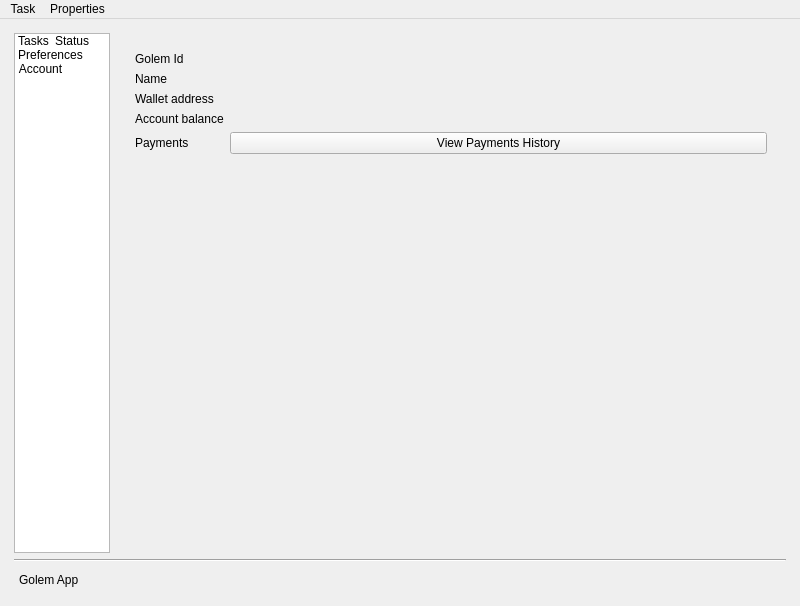
golemfactory/clay, file gnr/ui/AppMainWindow.ui: the form before one commit.
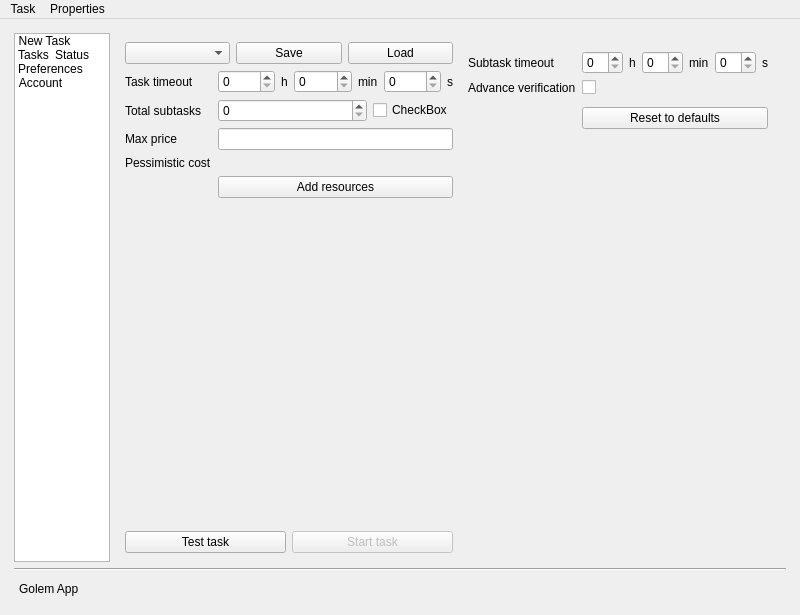
The form after the commit. The open tabs and pages were chosen to show the change. Icons and pictures are not drawn. Custom widgets are drawn as their Qt base class.

Commit message: new task and some resizing

Patch:
```diff
--- a/gnr/ui/AppMainWindow.ui
+++ b/gnr/ui/AppMainWindow.ui
@@ -7,7 +7,7 @@
     <x>0</x>
     <y>0</y>
     <width>800</width>
-    <height>606</height>
+    <height>615</height>
    </rect>
   </property>
   <property name="sizePolicy">
@@ -16,6 +16,12 @@
     <verstretch>0</verstretch>
    </sizepolicy>
   </property>
+  <property name="minimumSize">
+   <size>
+    <width>0</width>
+    <height>0</height>
+   </size>
+  </property>
   <property name="windowTitle">
    <string>Golem App</string>
   </property>
@@ -72,6 +78,15 @@
           <property name="selectionRectVisible">
            <bool>false</bool>
           </property>
+          <item>
+           <property name="text">
+            <string>New Task</string>
+           </property>
+           <property name="icon">
+            <iconset>
+             <normaloff>img/new.png</normaloff>img/new.png</iconset>
+           </property>
+          </item>
           <item>
            <property name="text">
             <string>Tasks</string>
@@ -148,6 +163,297 @@
           <property name="currentIndex">
            <number>1</number>
           </property>
+          <widget class="QWidget" name="newTaskPage">
+           <layout class="QGridLayout" name="gridLayout_12">
+            <item row="0" column="0">
+             <layout class="QHBoxLayout" name="horizontalLayout_16">
+              <item>
+               <layout class="QVBoxLayout" name="verticalLayout_5">
+                <item>
+                 <layout class="QHBoxLayout" name="horizontalLayout_17">
+                  <item>
+                   <widget class="QComboBox" name="rendererComboBox">
+                    <property name="sizePolicy">
+                     <sizepolicy hsizetype="Preferred" vsizetype="Maximum">
+                      <horstretch>0</horstretch>
+                      <verstretch>0</verstretch>
+                     </sizepolicy>
+                    </property>
+                   </widget>
+                  </item>
+                  <item>
+                   <widget class="QPushButton" name="saveButton">
+                    <property name="text">
+                     <string>Save</string>
+                    </property>
+                   </widget>
+                  </item>
+                  <item>
+                   <widget class="QPushButton" name="pushButton_4">
+                    <property name="text">
+                     <string>Load</string>
+                    </property>
+                   </widget>
+                  </item>
+                 </layout>
+                </item>
+                <item>
+                 <layout class="QGridLayout" name="taskSpecificLayout"/>
+                </item>
+                <item>
+                 <layout class="QFormLayout" name="formLayout_7">
+                  <property name="fieldGrowthPolicy">
+                   <enum>QFormLayout::AllNonFixedFieldsGrow</enum>
+                  </property>
+                  <item row="2" column="0">
+                   <widget class="QLabel" name="label_46">
+                    <property name="text">
+                     <string>Task timeout</string>
+                    </property>
+                   </widget>
+                  </item>
+                  <item row="2" column="1">
+                   <layout class="QHBoxLayout" name="horizontalLayout_18">
+                    <item>
+                     <widget class="QSpinBox" name="fullTaskTimeoutHourSpinBox"/>
+                    </item>
+                    <item>
+                     <widget class="QLabel" name="label_48">
+                      <property name="sizePolicy">
+                       <sizepolicy hsizetype="Maximum" vsizetype="Preferred">
+                        <horstretch>0</horstretch>
+                        <verstretch>0</verstretch>
+                       </sizepolicy>
+                      </property>
+                      <property name="text">
+                       <string>h</string>
+                      </property>
+                     </widget>
+                    </item>
+                    <item>
+                     <widget class="QSpinBox" name="fullTaskTimeoutMinSpinBox">
+                      <property name="sizePolicy">
+                       <sizepolicy hsizetype="Minimum" vsizetype="Fixed">
+                        <horstretch>0</horstretch>
+                        <verstretch>0</verstretch>
+                       </sizepolicy>
+                      </property>
+                     </widget>
+                    </item>
+                    <item>
+                     <widget class="QLabel" name="label_49">
+                      <property name="sizePolicy">
+                       <sizepolicy hsizetype="Maximum" vsizetype="Preferred">
+                        <horstretch>0</horstretch>
+                        <verstretch>0</verstretch>
+                       </sizepolicy>
+                      </property>
+                      <property name="text">
+                       <string>min</string>
+                      </property>
+                     </widget>
+                    </item>
+                    <item>
+                     <widget class="QSpinBox" name="fullTaskTimeoutSecSpinBox"/>
+                    </item>
+                    <item>
+                     <widget class="QLabel" name="label_50">
+                      <property name="sizePolicy">
+                       <sizepolicy hsizetype="Maximum" vsizetype="Preferred">
+                        <horstretch>0</horstretch>
+                        <verstretch>0</verstretch>
+                       </sizepolicy>
+                      </property>
+                      <property name="text">
+                       <string>s</string>
+                      </property>
+                     </widget>
+                    </item>
+                   </layout>
+                  </item>
+                  <item row="3" column="0">
+                   <widget class="QLabel" name="label_55">
+                    <property name="text">
+                     <string>Total subtasks</string>
+                    </property>
+                   </widget>
+                  </item>
+                  <item row="3" column="1">
+                   <layout class="QHBoxLayout" name="horizontalLayout_20">
+                    <item>
+                     <widget class="QSpinBox" name="totalSpinBox"/>
+                    </item>
+                    <item>
+                     <widget class="QCheckBox" name="optimizeTotalCheckBox">
+                      <property name="sizePolicy">
+                       <sizepolicy hsizetype="Maximum" vsizetype="Fixed">
+                        <horstretch>0</horstretch>
+                        <verstretch>0</verstretch>
+                       </sizepolicy>
+                      </property>
+                      <property name="text">
+                       <string>CheckBox</string>
+                      </property>
+                     </widget>
+                    </item>
+                   </layout>
+                  </item>
+                  <item row="4" column="0">
+                   <widget class="QLabel" name="label_56">
+                    <property name="text">
+                     <string>Max price</string>
+                    </property>
+                   </widget>
+                  </item>
+                  <item row="4" column="1">
+                   <widget class="QLineEdit" name="lineEdit"/>
+                  </item>
+                  <item row="5" column="0">
+                   <widget class="QLabel" name="label_57">
+                    <property name="text">
+                     <string>Pessimistic cost</string>
+                    </property>
+                   </widget>
+                  </item>
+                  <item row="5" column="1">
+                   <widget class="QLabel" name="label_58">
+                    <property name="text">
+                     <string/>
+                    </property>
+                   </widget>
+                  </item>
+                  <item row="6" column="1">
+                   <widget class="QPushButton" name="addResourceButton">
+                    <property name="text">
+                     <string>Add resources</string>
+                    </property>
+                   </widget>
+                  </item>
+                 </layout>
+                </item>
+               </layout>
+              </item>
+             </layout>
+            </item>
+            <item row="1" column="0">
+             <layout class="QHBoxLayout" name="horizontalLayout_21">
+              <item>
+               <widget class="QPushButton" name="testTaskButton">
+                <property name="text">
+                 <string>Test task</string>
+                </property>
+               </widget>
+              </item>
+              <item>
+               <widget class="QPushButton" name="finishButton">
+                <property name="enabled">
+                 <bool>false</bool>
+                </property>
+                <property name="text">
+                 <string>Start task</string>
+                </property>
+               </widget>
+              </item>
+             </layout>
+            </item>
+            <item row="0" column="1">
+             <widget class="QWidget" name="advanceNewTaskWidget" native="true">
+              <layout class="QGridLayout" name="gridLayout_14">
+               <item row="0" column="0">
+                <layout class="QFormLayout" name="formLayout_8">
+                 <property name="fieldGrowthPolicy">
+                  <enum>QFormLayout::AllNonFixedFieldsGrow</enum>
+                 </property>
+                 <item row="0" column="0">
+                  <widget class="QLabel" name="label_51">
+                   <property name="text">
+                    <string>Subtask timeout</string>
+                   </property>
+                  </widget>
+                 </item>
+                 <item row="0" column="1">
+                  <layout class="QHBoxLayout" name="horizontalLayout_19">
+                   <item>
+                    <widget class="QSpinBox" name="subtaskTimeoutHourSpinBox"/>
+                   </item>
+                   <item>
+                    <widget class="QLabel" name="label_52">
+                     <property name="sizePolicy">
+                      <sizepolicy hsizetype="Maximum" vsizetype="Preferred">
+                       <horstretch>0</horstretch>
+                       <verstretch>0</verstretch>
+                      </sizepolicy>
+                     </property>
+                     <property name="text">
+                      <string>h</string>
+                     </property>
+                    </widget>
+                   </item>
+                   <item>
+                    <widget class="QSpinBox" name="subtaskTimeoutMinSpinBox"/>
+                   </item>
+                   <item>
+                    <widget class="QLabel" name="label_53">
+                     <property name="sizePolicy">
+                      <sizepolicy hsizetype="Maximum" vsizetype="Preferred">
+                       <horstretch>0</horstretch>
+                       <verstretch>0</verstretch>
+                      </sizepolicy>
+                     </property>
+                     <property name="text">
+                      <string>min</string>
+                     </property>
+                    </widget>
+                   </item>
+                   <item>
+                    <widget class="QSpinBox" name="subtaskTimeoutSecSpinBox"/>
+                   </item>
+                   <item>
+                    <widget class="QLabel" name="label_54">
+                     <property name="sizePolicy">
+                      <sizepolicy hsizetype="Maximum" vsizetype="Preferred">
+                       <horstretch>0</horstretch>
+                       <verstretch>0</verstretch>
+                      </sizepolicy>
+                     </property>
+                     <property name="text">
+                      <string>s</string>
+                     </property>
+                    </widget>
+                   </item>
+                  </layout>
+                 </item>
+                 <item row="1" column="1">
+                  <widget class="QCheckBox" name="advanceVerificationCheckBox">
+                   <property name="text">
+                    <string/>
+                   </property>
+                  </widget>
+                 </item>
+                 <item row="1" column="0">
+                  <widget class="QLabel" name="label_59">
+                   <property name="text">
+                    <string>Advance verification</string>
+                   </property>
+                  </widget>
+                 </item>
+                 <item row="2" column="1">
+                  <widget class="QWidget" name="advancVerificationWidget" native="true"/>
+                 </item>
+                 <item row="3" column="1">
+                  <widget class="QPushButton" name="resetToDefaultButton">
+                   <property name="text">
+                    <string>Reset to defaults</string>
+                   </property>
+                  </widget>
+                 </item>
+                </layout>
+               </item>
+              </layout>
+             </widget>
+            </item>
+           </layout>
+          </widget>
           <widget class="QWidget" name="taskPage">
            <property name="layoutDirection">
             <enum>Qt::LeftToRight</enum>
@@ -1453,19 +1759,6 @@
                 </property>
                </widget>
               </item>
-              <item row="0" column="1">
-               <widget class="QLabel" name="golemIdLabel">
-                <property name="text">
-                 <string/>
-                </property>
-                <property name="wordWrap">
-                 <bool>true</bool>
-                </property>
-                <property name="textInteractionFlags">
-                 <set>Qt::LinksAccessibleByKeyboard|Qt::LinksAccessibleByMouse|Qt::TextBrowserInteraction|Qt::TextSelectableByKeyboard|Qt::TextSelectableByMouse</set>
-                </property>
-               </widget>
-              </item>
               <item row="1" column="0">
                <widget class="QLabel" name="nameConst">
                 <property name="text">
@@ -1531,6 +1824,19 @@
                 </property>
                </widget>
               </item>
+              <item row="0" column="1">
+               <widget class="QLineEdit" name="golemIdLabel">
+                <property name="sizePolicy">
+                 <sizepolicy hsizetype="Preferred" vsizetype="Fixed">
+                  <horstretch>0</horstretch>
+                  <verstretch>0</verstretch>
+                 </sizepolicy>
+                </property>
+                <property name="readOnly">
+                 <bool>true</bool>
+                </property>
+               </widget>
+              </item>
              </layout>
             </item>
            </layout>
```
Left out of the diff: 30 changed lines with no effect on the pictures. The commit also changes 4 other files.
